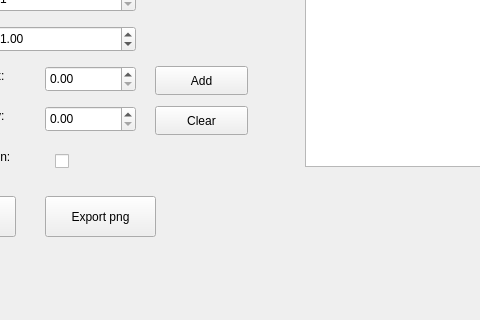
TheAndrewLa/terrain_tools, file Generator/UI/mainwindow.ui: the form before one commit; both pictures show x 105 to 585 and y 514 to 834 of the 1039 by 834 pixel window.
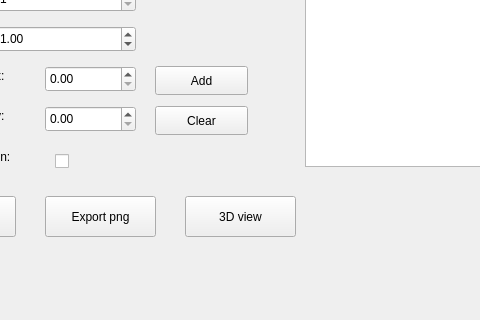
The form after the commit.

```diff
--- a/Generator/UI/mainwindow.ui
+++ b/Generator/UI/mainwindow.ui
@@ -537,6 +537,19 @@
     </property>
     <layout class="QVBoxLayout" name="curveLayout"/>
    </widget>
+   <widget class="QPushButton" name="view3dPB">
+    <property name="geometry">
+     <rect>
+      <x>290</x>
+      <y>710</y>
+      <width>111</width>
+      <height>41</height>
+     </rect>
+    </property>
+    <property name="text">
+     <string>3D view</string>
+    </property>
+   </widget>
   </widget>
   <widget class="QMenuBar" name="menubar">
    <property name="geometry">
```
